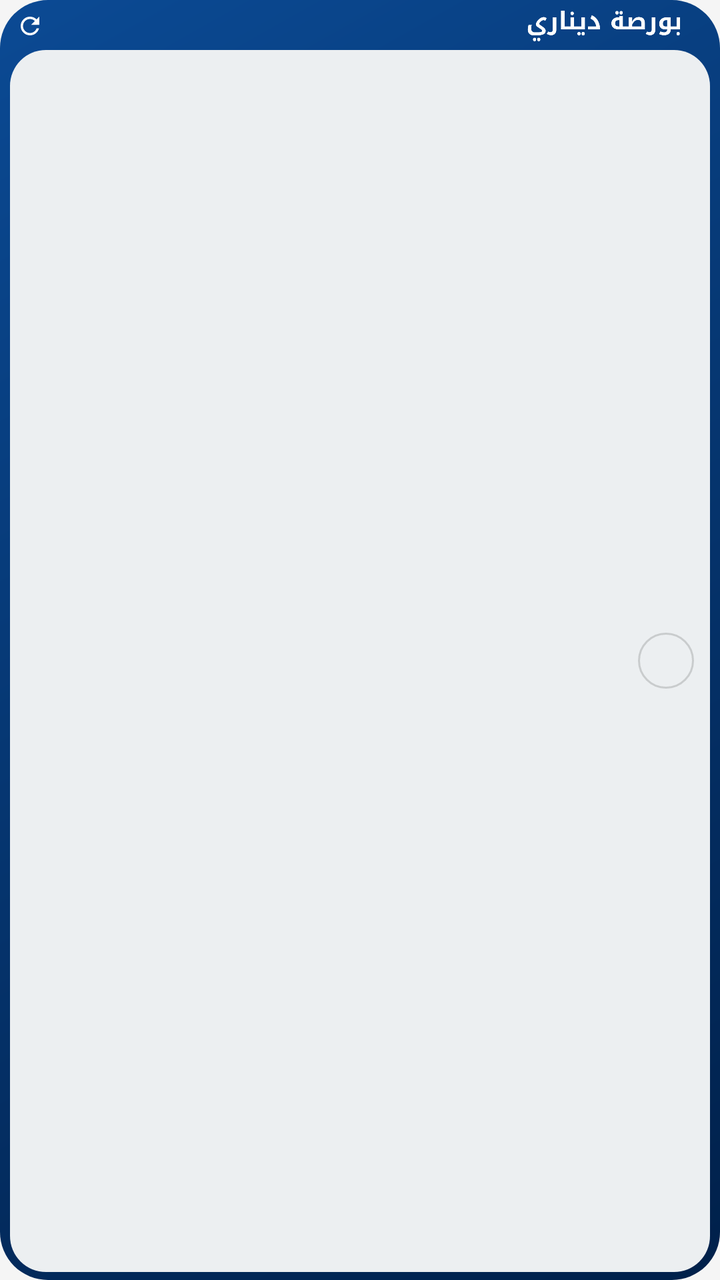
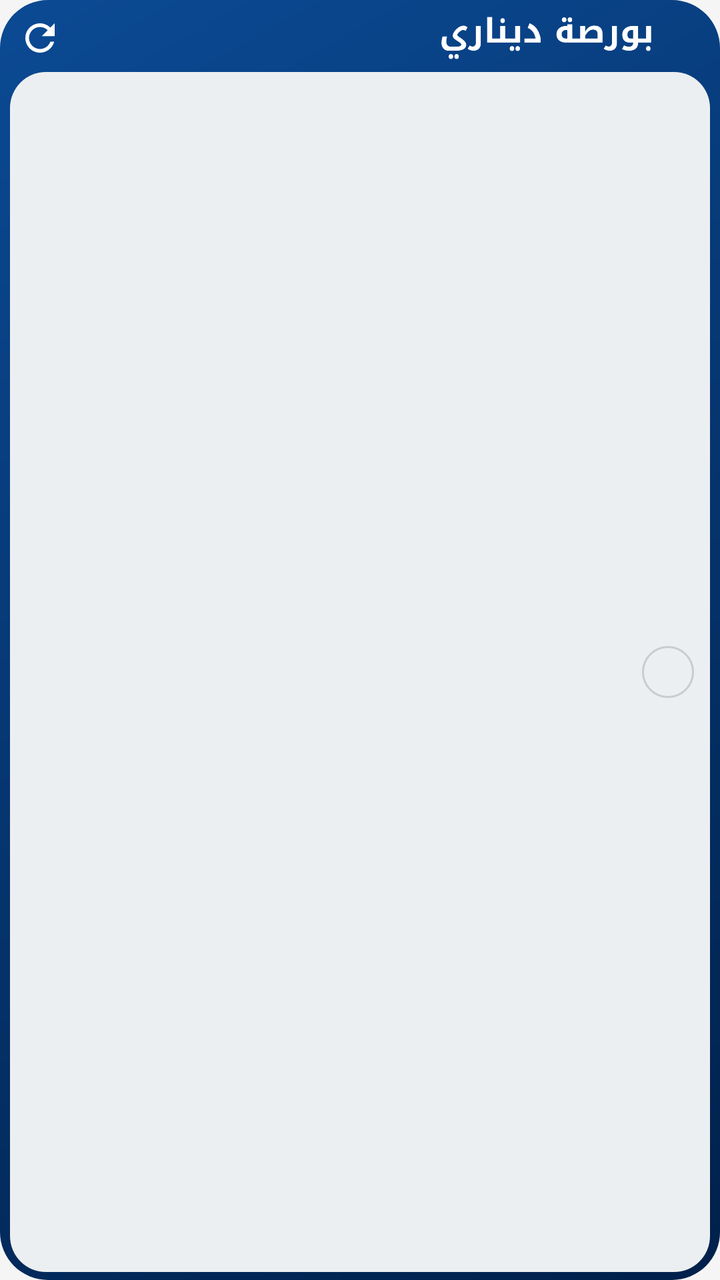

The first picture is an Android layout as it rendered before a commit; the second is the same layout after the commit. The layout source and the unified diff follow.
<!-- AndroidManifest.xml: application theme Theme.CurrencyApp -->
<!-- res/layout/widget_favorite_small.xml -->
<?xml version="1.0" encoding="utf-8"?>
<FrameLayout xmlns:android="http://schemas.android.com/apk/res/android"
    android:id="@+id/widgetRoot"
    android:layoutDirection="ltr"
    android:layout_width="match_parent"
    android:layout_height="match_parent"
    android:background="@drawable/bg_widget_panel">

    <LinearLayout
        android:layout_width="match_parent"
        android:layout_height="match_parent"
        android:orientation="vertical"
        android:paddingBottom="4dp"
        android:paddingLeft="5dp"
        android:paddingRight="5dp"
        android:paddingTop="3dp">

        
        <RelativeLayout
            android:layout_width="match_parent"
            android:layout_height="20dp">

            <ImageView
                android:id="@+id/smallTitle"
                android:layout_width="wrap_content"
                android:layout_height="16dp"
                android:layout_alignParentRight="true"
                android:layout_centerVertical="true"
                android:layout_marginRight="5dp"
                android:adjustViewBounds="true"
                android:contentDescription="بورصة ديناري"
                android:scaleType="fitCenter"
                android:src="@drawable/widget_title" />

            <ImageButton
                android:id="@+id/smallRefreshButton"
                android:layout_width="20dp"
                android:layout_height="20dp"
                android:layout_alignParentLeft="true"
                android:layout_centerVertical="true"
                android:background="@android:color/transparent"
                android:contentDescription="تحديث الأسعار"
                android:padding="3dp"
                android:scaleType="fitCenter"
                android:src="@drawable/ic_widget_refresh" />

            <TextView
                android:id="@+id/smallUpdateTime"
                android:layout_width="wrap_content"
                android:layout_height="wrap_content"
                android:layout_centerVertical="true"
                android:layout_marginLeft="2dp"
                android:layout_marginRight="6dp"
                android:layout_toLeftOf="@id/smallTitle"
                android:layout_toRightOf="@id/smallRefreshButton"
                android:ellipsize="end"
                android:includeFontPadding="false"
                android:maxLines="1"
                android:textColor="#B8CCE8"
                android:textSize="10sp"
                android:textStyle="bold" />
        </RelativeLayout>

        <RelativeLayout
            android:id="@+id/smallCard"
            android:layout_width="match_parent"
            android:layout_height="0dp"
            android:layout_marginTop="2dp"
            android:layout_weight="1"
            android:background="@drawable/bg_widget_card_flat"
            android:paddingBottom="3dp"
            android:paddingLeft="8dp"
            android:paddingRight="8dp"
            android:paddingTop="3dp">

            <ImageView
                android:id="@+id/smallFlag"
                android:layout_width="28dp"
                android:layout_height="28dp"
                android:layout_alignParentRight="true"
                android:layout_centerVertical="true"
                android:background="@drawable/bg_flag_ring"
                android:contentDescription="@null"
                android:padding="1dp"
                android:scaleType="centerCrop" />

            <LinearLayout
                android:id="@+id/smallPriceBox"
                android:layout_width="wrap_content"
                android:layout_height="wrap_content"
                android:layout_alignParentLeft="true"
                android:layout_centerVertical="true"
                android:orientation="vertical">

                <TextView
                    android:id="@+id/smallPrice"
                    android:layout_width="wrap_content"
                    android:layout_height="wrap_content"
                    android:includeFontPadding="false"
                    android:maxLines="1"
                    android:textColor="#000000"
                    android:textSize="17sp"
                    android:textStyle="bold" />

                <LinearLayout
                    android:id="@+id/smallDeltaRow"
                    android:layout_width="wrap_content"
                    android:layout_height="wrap_content"
                    android:gravity="center_vertical"
                    android:orientation="horizontal">

                    <ImageView
                        android:id="@+id/smallDeltaArrow"
                        android:layout_width="9dp"
                        android:layout_height="9dp"
                        android:contentDescription="@null" />

                    <TextView
                        android:id="@+id/smallDelta"
                        android:layout_width="wrap_content"
                        android:layout_height="wrap_content"
                        android:layout_marginLeft="3dp"
                        android:includeFontPadding="false"
                        android:maxLines="1"
                        android:textSize="10sp"
                        android:textStyle="bold" />
                </LinearLayout>
            </LinearLayout>

            <LinearLayout
                android:layout_width="wrap_content"
                android:layout_height="wrap_content"
                android:layout_centerVertical="true"
                android:layout_marginLeft="6dp"
                android:layout_marginRight="6dp"
                android:layout_toLeftOf="@id/smallFlag"
                android:layout_toRightOf="@id/smallPriceBox"
                android:gravity="right"
                android:orientation="vertical">

                <TextView
                    android:id="@+id/smallName"
                    android:layout_width="wrap_content"
                    android:layout_height="wrap_content"
                    android:ellipsize="end"
                    android:includeFontPadding="false"
                    android:maxLines="1"
                    android:textColor="#212121"
                    android:textSize="14sp"
                    android:textStyle="bold" />

                <TextView
                    android:id="@+id/smallUnit"
                    android:layout_width="wrap_content"
                    android:layout_height="wrap_content"
                    android:includeFontPadding="false"
                    android:maxLines="1"
                    android:textColor="#546E7A"
                    android:textSize="9sp" />
            </LinearLayout>
        </RelativeLayout>

    </LinearLayout>
</FrameLayout>
<!-- resources referenced by this layout -->
<resources>
  <!-- drawable bg_flag_ring (drawable) -->
  <?xml version="1.0" encoding="utf-8"?>
  <shape xmlns:android="http://schemas.android.com/apk/res/android" android:shape="oval">
      <stroke android:width="1dp" android:color="#26000000" />
  </shape>
  <!-- drawable bg_widget_card_flat (drawable) -->
  <?xml version="1.0" encoding="utf-8"?>
  <shape xmlns:android="http://schemas.android.com/apk/res/android" android:shape="rectangle">
      <solid android:color="#ECEFF1" />
      <corners android:radius="18dp" />
  </shape>
  <!-- drawable bg_widget_panel (drawable) -->
  <?xml version="1.0" encoding="utf-8"?>
  <shape xmlns:android="http://schemas.android.com/apk/res/android" android:shape="rectangle">
      <gradient
          android:angle="315"
          android:startColor="#0B4A94"
          android:endColor="#00204A" />
      <corners android:radius="24dp" />
  </shape>
  <!-- drawable ic_widget_refresh (drawable) -->
  <?xml version="1.0" encoding="utf-8"?>
  <vector xmlns:android="http://schemas.android.com/apk/res/android"
      android:width="24dp"
      android:height="24dp"
      android:viewportWidth="24"
      android:viewportHeight="24"
      android:tint="#FFFFFF">
      <path
          android:fillColor="@android:color/white"
          android:pathData="M17.65,6.35C16.2,4.9 14.21,4 12,4c-4.42,0 -7.99,3.58 -7.99,8s3.57,8 7.99,8c3.73,0 6.84,-2.55 7.73,-6h-2.08c-0.82,2.33 -3.04,4 -5.65,4 -3.31,0 -6,-2.69 -6,-6s2.69,-6 6,-6c1.66,0 3.14,0.69 4.22,1.78L13,11h7V4l-2.35,2.35z" />
  </vector>
  <!-- drawable widget_title: webp bitmap (drawable-nodpi, 6818 bytes) -->
  <style name="Theme.CurrencyApp" parent="Theme.MaterialComponents.DayNight.NoActionBar">
          <item name="colorPrimary">@color/cardWhite</item>
          <item name="android:windowBackground">@color/background</item>
          <item name="android:statusBarColor">@color/brandBlue</item>
          <item name="android:windowLightStatusBar">false</item>
      </style>
  <color name="cardWhite">#FFFFFF</color>
  <color name="background">#F5F5F5</color>
  <color name="brandBlue">#003078</color>
</resources>

<!-- the commit's change to res/layout/widget_favorite_small.xml (unified diff, before → after) -->
@@ -18,12 +18,12 @@
         
         <RelativeLayout
             android:layout_width="match_parent"
-            android:layout_height="20dp">
+            android:layout_height="32dp">
 
             <ImageView
                 android:id="@+id/smallTitle"
                 android:layout_width="wrap_content"
-                android:layout_height="16dp"
+                android:layout_height="22dp"
                 android:layout_alignParentRight="true"
                 android:layout_centerVertical="true"
                 android:layout_marginRight="5dp"
@@ -32,51 +32,56 @@
                 android:scaleType="fitCenter"
                 android:src="@drawable/widget_title" />
 
-            <ImageButton
-                android:id="@+id/smallRefreshButton"
-                android:layout_width="20dp"
-                android:layout_height="20dp"
+            <LinearLayout
+                android:id="@+id/smallUpdateArea"
+                android:layout_width="wrap_content"
+                android:layout_height="match_parent"
                 android:layout_alignParentLeft="true"
-                android:layout_centerVertical="true"
-                android:background="@android:color/transparent"
-                android:contentDescription="تحديث الأسعار"
-                android:padding="3dp"
-                android:scaleType="fitCenter"
-                android:src="@drawable/ic_widget_refresh" />
+                android:layout_toLeftOf="@id/smallTitle"
+                android:gravity="center_vertical"
+                android:orientation="horizontal">
 
-            <TextView
-                android:id="@+id/smallUpdateTime"
-                android:layout_width="wrap_content"
-                android:layout_height="wrap_content"
-                android:layout_centerVertical="true"
-                android:layout_marginLeft="2dp"
-                android:layout_marginRight="6dp"
-                android:layout_toLeftOf="@id/smallTitle"
-                android:layout_toRightOf="@id/smallRefreshButton"
-                android:ellipsize="end"
-                android:includeFontPadding="false"
-                android:maxLines="1"
-                android:textColor="#B8CCE8"
-                android:textSize="10sp"
-                android:textStyle="bold" />
+                <ImageButton
+                    android:id="@+id/smallRefreshButton"
+                    android:layout_width="30dp"
+                    android:layout_height="30dp"
+                    android:background="@android:color/transparent"
+                    android:contentDescription="تحديث الأسعار"
+                    android:padding="4dp"
+                    android:scaleType="fitCenter"
+                    android:src="@drawable/ic_widget_refresh" />
+
+                <TextView
+                    android:id="@+id/smallUpdateTime"
+                    android:layout_width="wrap_content"
+                    android:layout_height="wrap_content"
+                    android:layout_marginLeft="2dp"
+                    android:layout_marginRight="4dp"
+                    android:ellipsize="end"
+                    android:includeFontPadding="false"
+                    android:maxLines="1"
+                    android:textColor="#FFFFFF"
+                    android:textSize="12sp"
+                    android:textStyle="bold" />
+            </LinearLayout>
         </RelativeLayout>
 
         <RelativeLayout
             android:id="@+id/smallCard"
             android:layout_width="match_parent"
             android:layout_height="0dp"
-            android:layout_marginTop="2dp"
+            android:layout_marginTop="1dp"
             android:layout_weight="1"
             android:background="@drawable/bg_widget_card_flat"
-            android:paddingBottom="3dp"
+            android:paddingBottom="2dp"
             android:paddingLeft="8dp"
             android:paddingRight="8dp"
-            android:paddingTop="3dp">
+            android:paddingTop="2dp">
 
             <ImageView
                 android:id="@+id/smallFlag"
-                android:layout_width="28dp"
-                android:layout_height="28dp"
+                android:layout_width="26dp"
+                android:layout_height="26dp"
                 android:layout_alignParentRight="true"
                 android:layout_centerVertical="true"
                 android:background="@drawable/bg_flag_ring"
@@ -99,7 +104,7 @@
                     android:includeFontPadding="false"
                     android:maxLines="1"
                     android:textColor="#000000"
-                    android:textSize="17sp"
+                    android:textSize="16sp"
                     android:textStyle="bold" />
 
                 <LinearLayout
@@ -138,16 +143,13 @@
                 android:gravity="right"
                 android:orientation="vertical">
 
-                <TextView
+                <ImageView
                     android:id="@+id/smallName"
                     android:layout_width="wrap_content"
                     android:layout_height="wrap_content"
-                    android:ellipsize="end"
-                    android:includeFontPadding="false"
-                    android:maxLines="1"
-                    android:textColor="#212121"
-                    android:textSize="14sp"
-                    android:textStyle="bold" />
+                    android:adjustViewBounds="true"
+                    android:contentDescription="@null"
+                    android:scaleType="fitEnd" />
 
                 <TextView
                     android:id="@+id/smallUnit"
